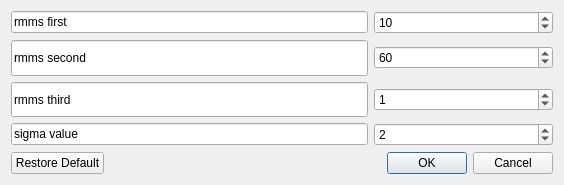
Above: resources/inputBoxCircularCenter.ui from CS26-FPD-Explorer/FPD-Explorer before the change. Below: the same form after it.
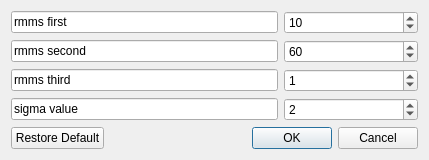
That is the form after the change.

Commit message: Solved Layout Problems Closes #105

Patch:
```diff
--- a/resources/inputBoxCircularCenter.ui
+++ b/resources/inputBoxCircularCenter.ui
@@ -6,8 +6,8 @@
    <rect>
     <x>0</x>
     <y>0</y>
-    <width>564</width>
-    <height>185</height>
+    <width>429</width>
+    <height>155</height>
    </rect>
   </property>
   <property name="windowTitle">
@@ -125,7 +125,7 @@
      <item row="2" column="0">
       <widget class="QLineEdit" name="Ytext_2">
        <property name="sizePolicy">
-        <sizepolicy hsizetype="Expanding" vsizetype="Expanding">
+        <sizepolicy hsizetype="Expanding" vsizetype="Fixed">
          <horstretch>4</horstretch>
          <verstretch>1</verstretch>
         </sizepolicy>
@@ -147,7 +147,7 @@
      <item row="1" column="0">
       <widget class="QLineEdit" name="Ytext">
        <property name="sizePolicy">
-        <sizepolicy hsizetype="Expanding" vsizetype="Expanding">
+        <sizepolicy hsizetype="Expanding" vsizetype="Fixed">
          <horstretch>4</horstretch>
          <verstretch>1</verstretch>
         </sizepolicy>
```
Left out of the diff: 18 changed lines with no effect on the pictures. The commit also changes 1 other file.
